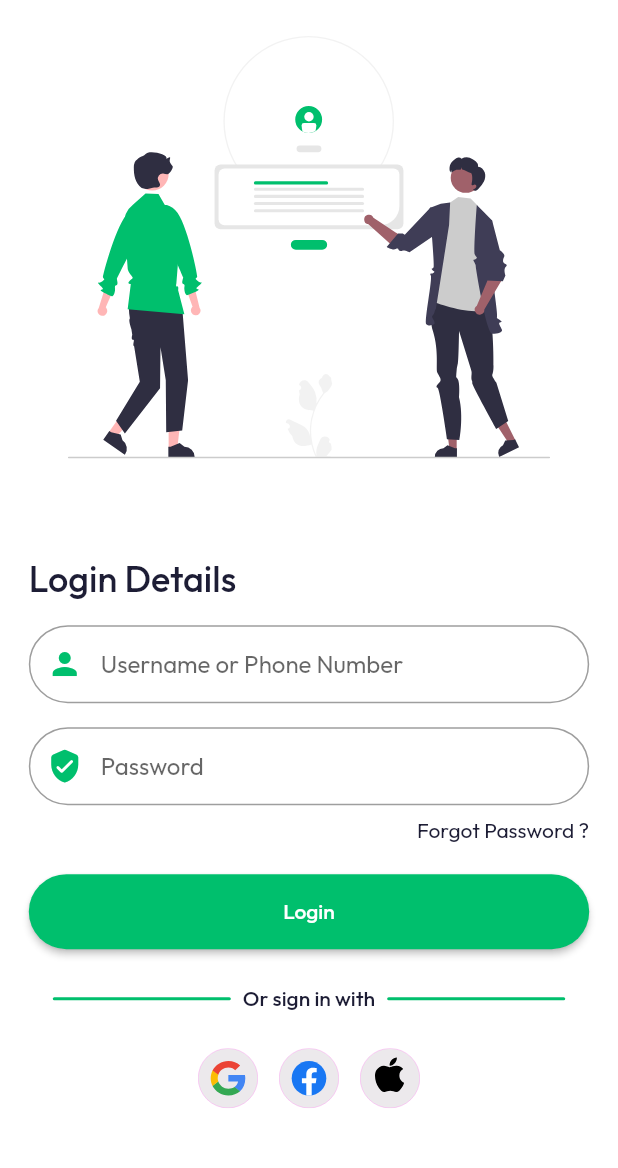
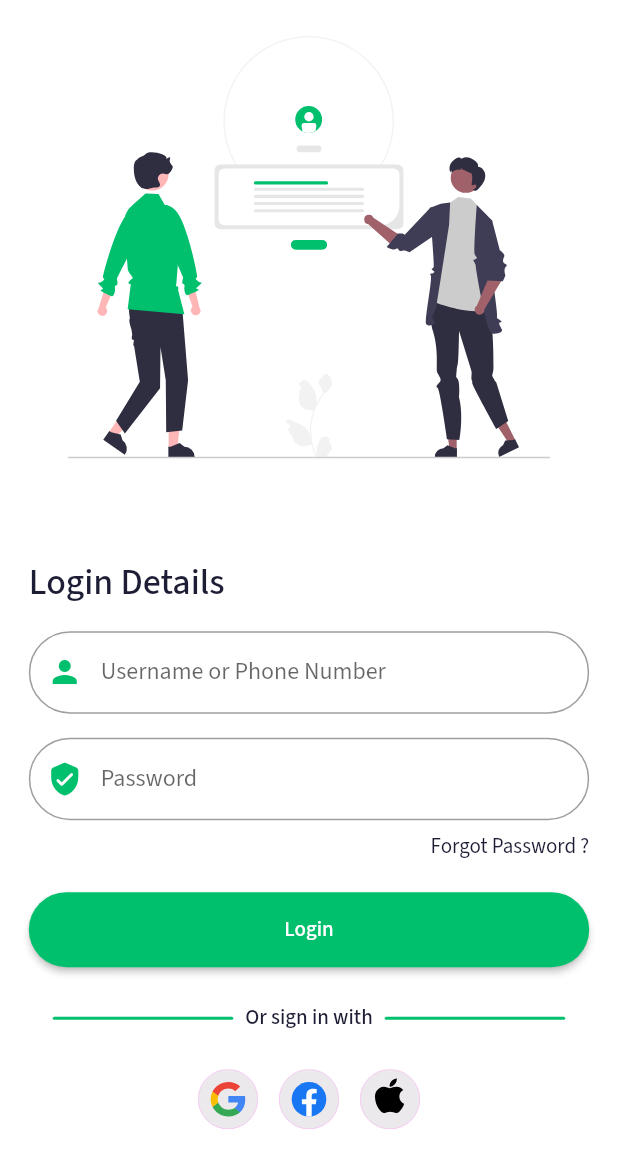
Before and after one commit to nguyentan2808/flutter-messenger-app, a Flutter app: the screen it shows after launch, on a phone screen of 412 x 824 dp. Shown: the top 1168 px of the screen. Run offline on Flutter 3.47's test engine with Material 2 defaults, Android fonts, the phone set to English and light mode, and no system bars; our stand-ins replace device_preview, flutter_svg, get, get_storage, google_fonts; missing offline and left inert: custom_pop_up_menu.

Commit message:
style: replace font support vietnamese

```diff
--- a/lib/theme.dart
+++ b/lib/theme.dart
@@ -6,9 +6,9 @@ ThemeData lightThemeData(BuildContext context) {
   return ThemeData.light().copyWith(
     primaryColor: kPrimaryColor,
     scaffoldBackgroundColor: Colors.white,
-    appBarTheme: appBarTheme,
+    appBarTheme: const AppBarTheme(elevation: 0),
     iconTheme: const IconThemeData(color: kContentColorLightTheme),
-    textTheme: GoogleFonts.outfitTextTheme(Theme.of(context).textTheme)
+    textTheme: GoogleFonts.sourceSansProTextTheme(Theme.of(context).textTheme)
         .apply(bodyColor: kContentColorLightTheme),
     colorScheme: const ColorScheme.light(
       primary: kPrimaryColor,
@@ -22,9 +22,10 @@ ThemeData darkThemeData(BuildContext context) {
   return ThemeData.dark().copyWith(
     primaryColor: kPrimaryColor,
     scaffoldBackgroundColor: kContentColorLightTheme,
-    appBarTheme: appBarTheme,
+    appBarTheme:
+        const AppBarTheme(color: kContentColorLightTheme, elevation: 0),
     iconTheme: const IconThemeData(color: kContentColorDarkTheme),
-    textTheme: GoogleFonts.outfitTextTheme(Theme.of(context).textTheme)
+    textTheme: GoogleFonts.sourceSansProTextTheme(Theme.of(context).textTheme)
         .apply(bodyColor: kContentColorDarkTheme),
     colorScheme: const ColorScheme.dark().copyWith(
       primary: kPrimaryColor,
@@ -33,5 +34,3 @@ ThemeData darkThemeData(BuildContext context) {
     ),
   );
 }
-
-const appBarTheme = AppBarTheme(centerTitle: false, elevation: 0);
```
